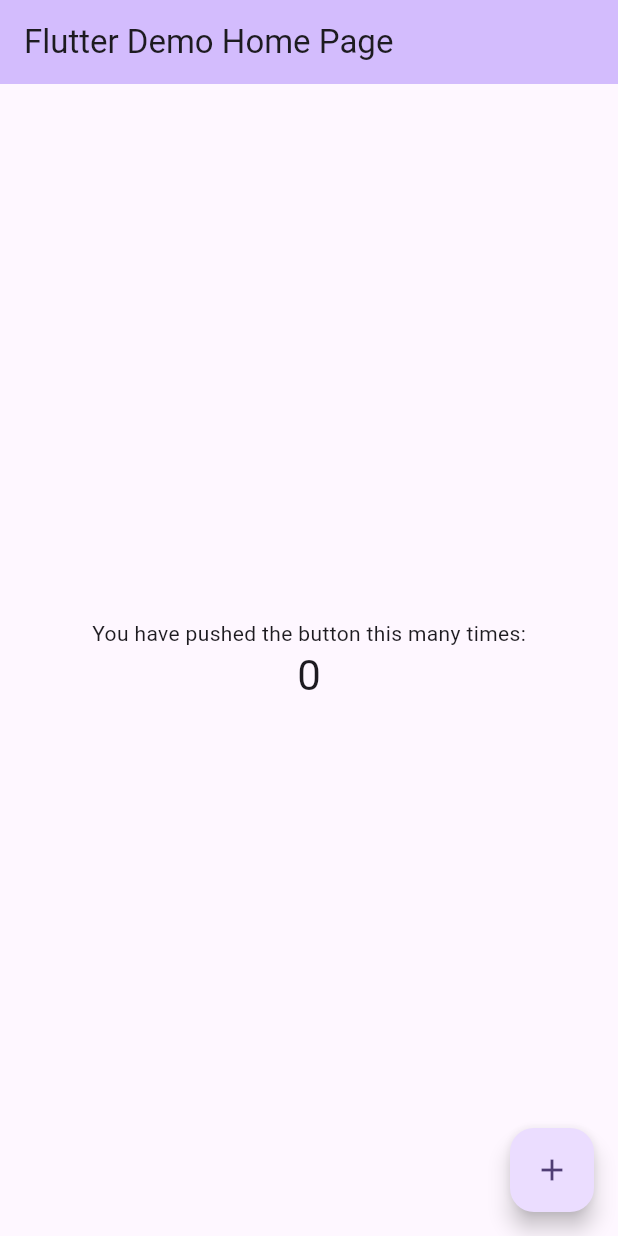
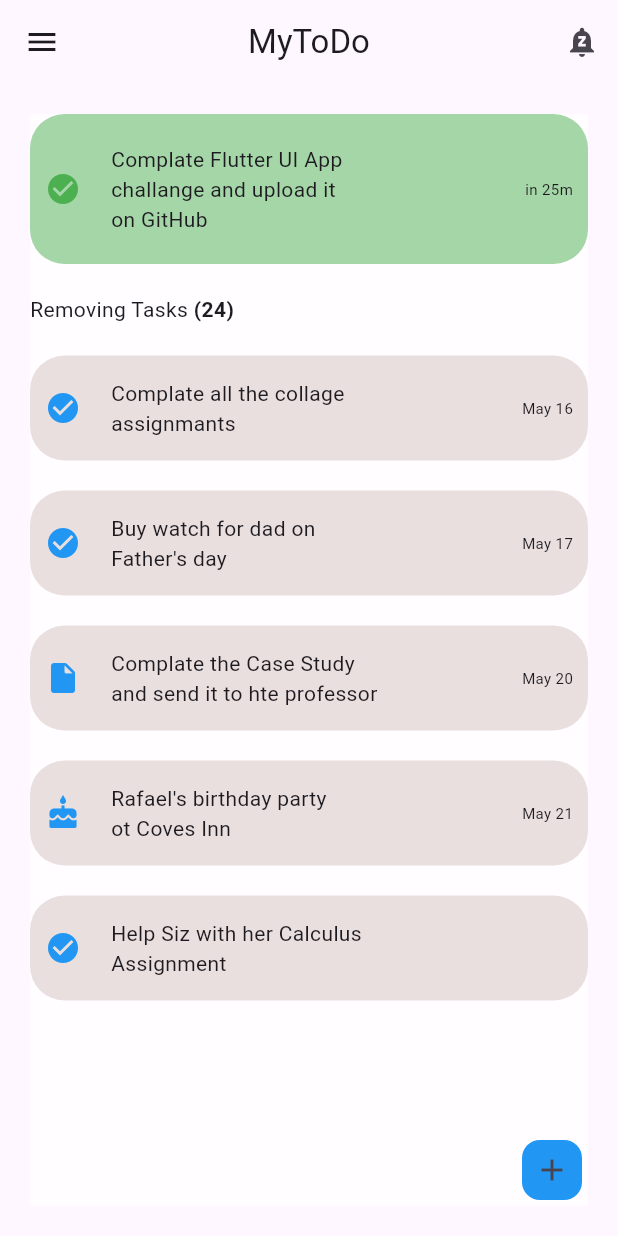
Before and after one commit to xasankarimovich/homework_22_1, a Flutter app: the screen it shows after launch, on a phone screen of 412 x 824 dp. Run offline on Flutter 3.47's test engine with Material 3 defaults, Android fonts, the phone set to English and light mode, and no system bars; missing offline and left inert: dart:js_util.

Commit message:
homework_22_1 masala buldi Alhamdulillah

```diff
--- a/lib/main.dart
+++ b/lib/main.dart
@@ -1,125 +1,244 @@
+import 'dart:js_util';
+
+import 'package:flutter/foundation.dart';
 import 'package:flutter/material.dart';
+import 'package:flutter/widgets.dart';
 
-void main() {
-  runApp(const MyApp());
+void main(List<String> args) {
+  runApp(MyToDo());
 }
 
-class MyApp extends StatelessWidget {
-  const MyApp({super.key});
-
-  // This widget is the root of your application.
+class MyToDo extends StatelessWidget {
   @override
   Widget build(BuildContext context) {
     return MaterialApp(
-      title: 'Flutter Demo',
-      theme: ThemeData(
-        // This is the theme of your application.
-        //
-        // TRY THIS: Try running your application with "flutter run". You'll see
-        // the application has a purple toolbar. Then, without quitting the app,
-        // try changing the seedColor in the colorScheme below to Colors.green
-        // and then invoke "hot reload" (save your changes or press the "hot
-        // reload" button in a Flutter-supported IDE, or press "r" if you used
-        // the command line to start the app).
-        //
-        // Notice that the counter didn't reset back to zero; the application
-        // state is not lost during the reload. To reset the state, use hot
-        // restart instead.
-        //
-        // This works for code too, not just values: Most code changes can be
-        // tested with just a hot reload.
-        colorScheme: ColorScheme.fromSeed(seedColor: Colors.deepPurple),
-        useMaterial3: true,
+      debugShowCheckedModeBanner: false,
+      home: Scaffold(
+        floatingActionButton: IconButton(
+          onPressed: () {},
+          icon: Container(
+            height: 40,
+            width: 40,
+            decoration: BoxDecoration(
+              borderRadius: BorderRadius.circular(12),
+              color: Colors.blue.shade500,
             ),
-      home: const MyHomePage(title: 'Flutter Demo Home Page'),
-    );
-  }
-}
-
-class MyHomePage extends StatefulWidget {
-  const MyHomePage({super.key, required this.title});
-
-  // This widget is the home page of your application. It is stateful, meaning
-  // that it has a State object (defined below) that contains fields that affect
-  // how it looks.
-
-  // This class is the configuration for the state. It holds the values (in this
-  // case the title) provided by the parent (in this case the App widget) and
-  // used by the build method of the State. Fields in a Widget subclass are
-  // always marked "final".
-
-  final String title;
-
-  @override
-  State<MyHomePage> createState() => _MyHomePageState();
-}
-
-class _MyHomePageState extends State<MyHomePage> {
-  int _counter = 0;
-
-  void _incrementCounter() {
-    setState(() {
-      // This call to setState tells the Flutter framework that something has
-      // changed in this State, which causes it to rerun the build method below
-      // so that the display can reflect the updated values. If we changed
-      // _counter without calling setState(), then the build method would not be
-      // called again, and so nothing would appear to happen.
-      _counter++;
-    });
-  }
-
-  @override
-  Widget build(BuildContext context) {
-    // This method is rerun every time setState is called, for instance as done
-    // by the _incrementCounter method above.
-    //
-    // The Flutter framework has been optimized to make rerunning build methods
-    // fast, so that you can just rebuild anything that needs updating rather
-    // than having to individually change instances of widgets.
-    return Scaffold(
+            child: Icon(
+              Icons.add,
+            ),
+          ),
+        ),
         appBar: AppBar(
-        // TRY THIS: Try changing the color here to a specific color (to
-        // Colors.amber, perhaps?) and trigger a hot reload to see the AppBar
-        // change color while the other colors stay the same.
-        backgroundColor: Theme.of(context).colorScheme.inversePrimary,
-        // Here we take the value from the MyHomePage object that was created by
-        // the App.build method, and use it to set our appbar title.
-        title: Text(widget.title),
+          title: const Text(
+            "MyToDo",
           ),
-      body: Center(
-        // Center is a layout widget. It takes a single child and positions it
-        // in the middle of the parent.
+          centerTitle: true,
+          actions: [
+            IconButton(
+              onPressed: () {},
+              icon: const Icon(Icons.notifications_paused),
+            ),
+          ],
+        ),
+        drawer: const Drawer(),
+        body: Container(
+          color: Color.fromARGB(179, 255, 255, 255),
+          margin: EdgeInsets.all(20),
           child: Column(
-          // Column is also a layout widget. It takes a list of children and
-          // arranges them vertically. By default, it sizes itself to fit its
-          // children horizontally, and tries to be as tall as its parent.
-          //
-          // Column has various properties to control how it sizes itself and
-          // how it positions its children. Here we use mainAxisAlignment to
-          // center the children vertically; the main axis here is the vertical
-          // axis because Columns are vertical (the cross axis would be
-          // horizontal).
-          //
-          // TRY THIS: Invoke "debug painting" (choose the "Toggle Debug Paint"
-          // action in the IDE, or press "p" in the console), to see the
-          // wireframe for each widget.
-          mainAxisAlignment: MainAxisAlignment.center,
-          children: <Widget>[
-            const Text(
-              'You have pushed the button this many times:',
+            crossAxisAlignment: CrossAxisAlignment.start,
+            children: [
+              Container(
+                padding: EdgeInsets.all(10),
+                height: 100,
+                decoration: BoxDecoration(
+                  color: Colors.green.shade200,
+                  borderRadius: BorderRadius.circular(23),
+                ),
+                child: const Row(
+                  children: [
+                    Icon(
+                      Icons.check_circle,
+                      color: Colors.green,
+                    ),
+                    SizedBox(
+                      width: 20,
                     ),
                     Text(
-              '$_counter',
-              style: Theme.of(context).textTheme.headlineMedium,
+                      "Complate Flutter UI App\nchallange and upload it\non GitHub",
+                    ),
+                    Spacer(),
+                    Text(
+                      "in 25m",
+                      style: TextStyle(fontSize: 10),
                     ),
                   ],
                 ),
               ),
-      floatingActionButton: FloatingActionButton(
-        onPressed: _incrementCounter,
-        tooltip: 'Increment',
-        child: const Icon(Icons.add),
-      ), // This trailing comma makes auto-formatting nicer for build methods.
+              const SizedBox(
+                height: 20.5,
+              ),
+              const Row(
+                children: [
+                  Text(
+                    "Removing Tasks ",
+                  ),
+                  Text(
+                    "(24)",
+                    style: TextStyle(
+                      fontWeight: FontWeight.bold,
+                    ),
+                  ),
+                ],
+              ),
+              const SizedBox(
+                height: 20.5,
+              ),
+              Container(
+                padding: EdgeInsets.all(10),
+                height: 70,
+                decoration: BoxDecoration(
+                  color: const Color.fromARGB(255, 234, 223, 223),
+                  borderRadius: BorderRadius.circular(23),
+                ),
+                child: const Row(
+                  children: [
+                    Icon(
+                      Icons.check_circle,
+                      color: Colors.blue,
+                    ),
+                    SizedBox(
+                      width: 20,
+                    ),
+                    Text(
+                      "Complate all the collage\nassignmants",
+                    ),
+                    Spacer(),
+                    Text(
+                      "May 16",
+                      style: TextStyle(fontSize: 10),
+                    ),
+                  ],
+                ),
+              ),
+              const SizedBox(
+                height: 20,
+              ),
+              Container(
+                padding: EdgeInsets.all(10),
+                height: 70,
+                decoration: BoxDecoration(
+                  color: const Color.fromARGB(255, 234, 223, 223),
+                  borderRadius: BorderRadius.circular(23),
+                ),
+                child: const Row(
+                  children: [
+                    Icon(
+                      Icons.check_circle,
+                      color: Colors.blue,
+                    ),
+                    SizedBox(
+                      width: 20,
+                    ),
+                    Text(
+                      "Buy watch for dad on\nFather's day",
+                    ),
+                    Spacer(),
+                    Text(
+                      "May 17",
+                      style: TextStyle(fontSize: 10),
+                    ),
+                  ],
+                ),
+              ),
+              SizedBox(
+                height: 20,
+              ),
+              Container(
+                padding: EdgeInsets.all(10),
+                height: 70,
+                decoration: BoxDecoration(
+                  color: const Color.fromARGB(255, 234, 223, 223),
+                  borderRadius: BorderRadius.circular(23),
+                ),
+                child: const Row(
+                  children: [
+                    Icon(
+                      Icons.insert_drive_file_rounded,
+                      color: Colors.blue,
+                    ),
+                    SizedBox(
+                      width: 20,
+                    ),
+                    Text(
+                      "Complate the Case Study\nand send it to hte professor",
+                    ),
+                    Spacer(),
+                    Text(
+                      "May 20",
+                      style: TextStyle(fontSize: 10),
+                    ),
+                  ],
+                ),
+              ),
+              SizedBox(
+                height: 20,
+              ),
+              Container(
+                padding: EdgeInsets.all(10),
+                height: 70,
+                decoration: BoxDecoration(
+                  color: const Color.fromARGB(255, 234, 223, 223),
+                  borderRadius: BorderRadius.circular(23),
+                ),
+                child: const Row(
+                  children: [
+                    Icon(
+                      Icons.cake,
+                      color: Colors.blue,
+                    ),
+                    SizedBox(
+                      width: 20,
+                    ),
+                    Text(
+                      "Rafael's birthday party\not Coves Inn",
+                    ),
+                    Spacer(),
+                    Text(
+                      "May 21",
+                      style: TextStyle(fontSize: 10),
+                    ),
+                  ],
+                ),
+              ),
+              SizedBox(
+                height: 20,
+              ),
+              Container(
+                padding: EdgeInsets.all(10),
+                height: 70,
+                decoration: BoxDecoration(
+                  color: const Color.fromARGB(255, 234, 223, 223),
+                  borderRadius: BorderRadius.circular(23),
+                ),
+                child: const Row(
+                  children: [
+                    Icon(
+                      Icons.check_circle,
+                      color: Colors.blue,
+                    ),
+                    SizedBox(
+                      width: 20,
+                    ),
+                    Text(
+                      "Help Siz with her Calculus\nAssignment",
+                    ),
+                  ],
+                ),
+              ),
+            ],
+          ),
+        ),
+      ),
     );
   }
 }
```
Lines whose indentation alone changed are shown as unchanged.
